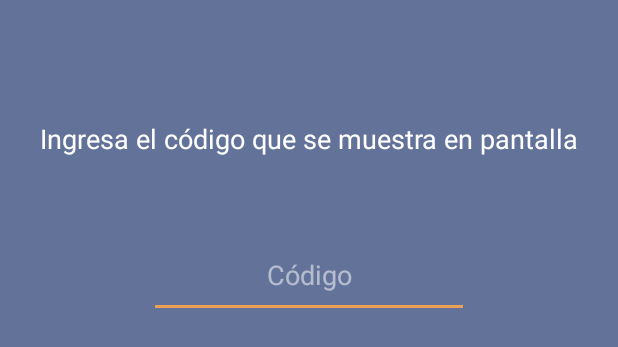
After one commit to P09OB/ClienteStealEggs, an Android app: the layout activity_conexion.xml on its own in the app's theme, with its tools: preview values and no code run, on a phone screen of 412 x 824 dp. The commit adds this screen. Shown: the top 347 px of the screen. Run offline under Robolectric (Android 15) with nearby library versions, the phone set to English and light mode, and no system bars.

Commit message:
Conexion Lista

```diff
--- a/app/build.gradle
+++ b/app/build.gradle
@@ -20,6 +20,10 @@ android {
             proguardFiles getDefaultProguardFile('proguard-android-optimize.txt'), 'proguard-rules.pro'
         }
     }
+    compileOptions {
+        sourceCompatibility JavaVersion.VERSION_1_8
+        targetCompatibility JavaVersion.VERSION_1_8
+    }
 }
 
 dependencies {
--- a/app/src/main/AndroidManifest.xml
+++ b/app/src/main/AndroidManifest.xml
@@ -1,7 +1,7 @@
 <?xml version="1.0" encoding="utf-8"?>
 <manifest xmlns:android="http://schemas.android.com/apk/res/android"
     package="com.example.clientestealeggs">
-
+<uses-permission android:name="android.permission.INTERNET"/>
     <application
         android:allowBackup="true"
         android:icon="@mipmap/ic_launcher"
@@ -9,9 +9,11 @@
         android:roundIcon="@mipmap/ic_launcher_round"
         android:supportsRtl="true"
         android:theme="@style/AppTheme">
+        <activity android:name=".Conexion"></activity>
         <activity android:name=".MainActivity">
             <intent-filter>
                 <action android:name="android.intent.action.MAIN" />
+
                 <category android:name="android.intent.category.LAUNCHER" />
             </intent-filter>
         </activity>
--- /dev/null
+++ b/app/src/main/res/drawable/buttons.xml
@@ -0,0 +1,8 @@
+<?xml version="1.0" encoding="utf-8"?>
+
+<shape android:shape="rectangle"
+    xmlns:android="http://schemas.android.com/apk/res/android" >
+    <solid android:color="#EAA056"/>
+    <corners android:radius="20dp"/>
+
+</shape>
--- /dev/null
+++ b/app/src/main/res/layout/activity_conexion.xml
@@ -0,0 +1,53 @@
+<?xml version="1.0" encoding="utf-8"?>
+<androidx.constraintlayout.widget.ConstraintLayout xmlns:android="http://schemas.android.com/apk/res/android"
+    xmlns:app="http://schemas.android.com/apk/res-auto"
+    xmlns:tools="http://schemas.android.com/tools"
+    android:layout_width="match_parent"
+    android:layout_height="match_parent"
+    android:background="#637298"
+    tools:context=".Conexion">
+
+    <EditText
+        android:id="@+id/editTextTextPersonName4"
+        android:layout_width="wrap_content"
+        android:layout_height="57dp"
+        android:layout_marginTop="50dp"
+        android:ems="10"
+        android:hint="Código"
+        android:inputType="number|textPersonName|numberDecimal"
+        android:textAlignment="center"
+        android:textColor="#FFFFFF"
+        android:textColorHint="#86FFFFFF"
+        app:layout_constraintEnd_toEndOf="parent"
+        app:layout_constraintHorizontal_bias="0.499"
+        app:layout_constraintStart_toStartOf="parent"
+        app:layout_constraintTop_toBottomOf="@+id/textView2" />
+
+    <Button
+        android:id="@+id/button"
+        android:layout_width="0dp"
+        android:layout_height="wrap_content"
+        android:layout_marginStart="270dp"
+        android:layout_marginEnd="270dp"
+        android:layout_marginBottom="37dp"
+        android:background="@drawable/buttons"
+        android:text="Conectar"
+        android:textColor="#FFFFFF"
+        android:textStyle="bold"
+        app:layout_constraintBottom_toBottomOf="parent"
+        app:layout_constraintEnd_toEndOf="parent"
+        app:layout_constraintStart_toStartOf="parent" />
+
+    <TextView
+        android:id="@+id/textView2"
+        android:layout_width="wrap_content"
+        android:layout_height="wrap_content"
+        android:layout_marginTop="80dp"
+        android:text="Ingresa el código que se muestra en pantalla"
+        android:textColor="#FFFFFF"
+        android:textSize="18sp"
+        app:layout_constraintEnd_toEndOf="parent"
+        app:layout_constraintStart_toStartOf="parent"
+        app:layout_constraintTop_toTopOf="parent" />
+
+</androidx.constraintlayout.widget.ConstraintLayout>
--- a/app/src/main/res/values/colors.xml
+++ b/app/src/main/res/values/colors.xml
@@ -1,6 +1,6 @@
 <?xml version="1.0" encoding="utf-8"?>
 <resources>
-    <color name="colorPrimary">#6200EE</color>
-    <color name="colorPrimaryDark">#3700B3</color>
-    <color name="colorAccent">#03DAC5</color>
+    <color name="colorPrimary">#637298</color>
+    <color name="colorPrimaryDark">#EAA056</color>
+    <color name="colorAccent">#EAA056</color>
 </resources>
--- a/app/src/main/res/values/strings.xml
+++ b/app/src/main/res/values/strings.xml
@@ -1,3 +1,3 @@
 <resources>
-    <string name="app_name">ClienteStealEggs</string>
+    <string name="app_name">Steal Egg</string>
 </resources>
```
Also changed, not shown: app/src/main/java/com/example/clientestealeggs/Conexion.java (added, +16 -0 lines), app/src/main/java/com/example/clientestealeggs/MainActivity.java (+35 -1 lines), app/src/main/java/com/example/clientestealeggs/TCPSingleton.java (added, +102 -0 lines), app/src/main/res/layout/activity_main.xml (+44 -1 lines), app/src/main/res/drawable-v24/appstore.png (added), app/src/main/res/drawable-v24/appstore1.png (added).
